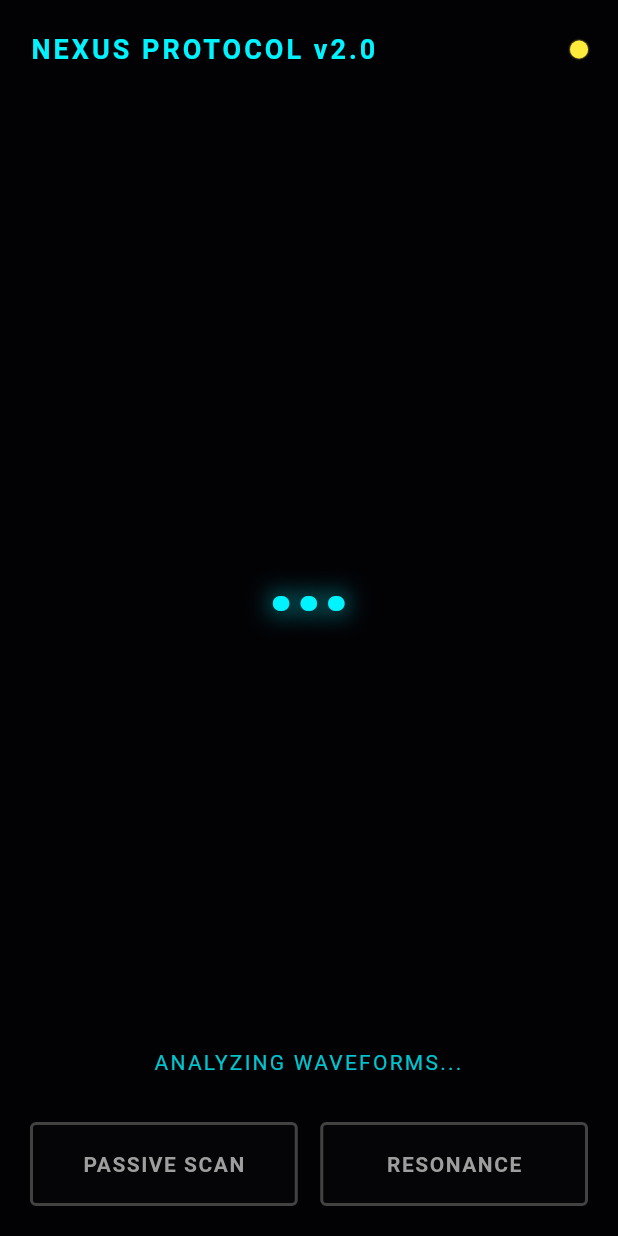
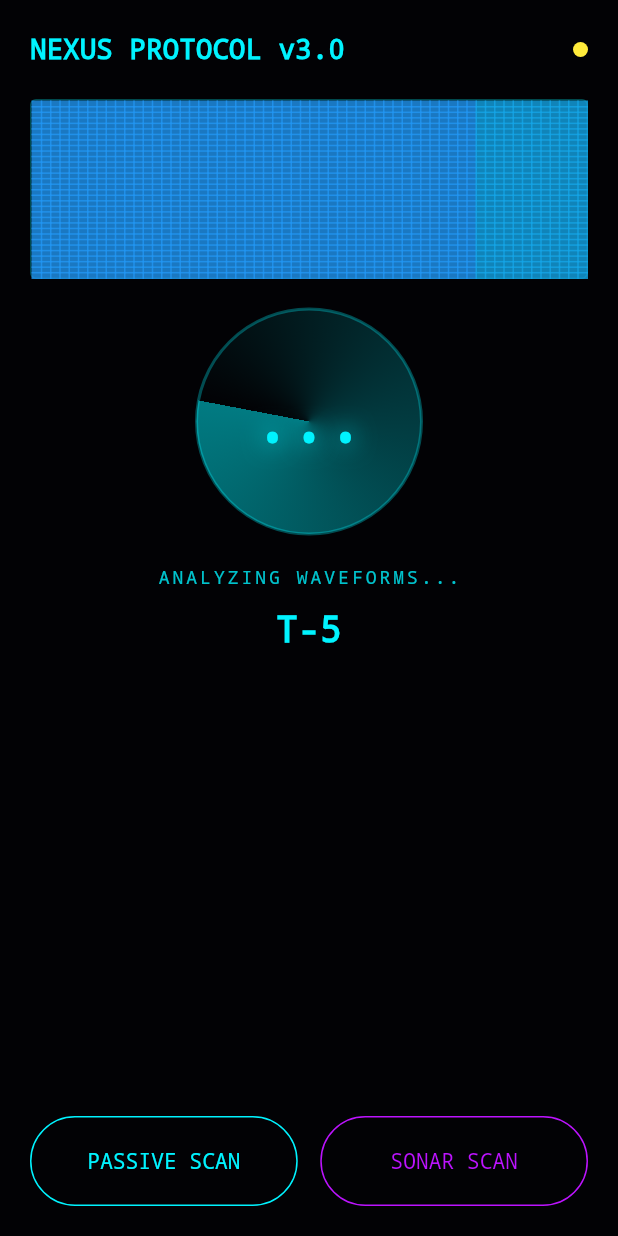
Before and after one commit to rusuan82-gif/acoustic-twin, a Flutter app: the screen it shows after launch, after a tap on "PASSIVE SCAN", on a phone screen of 412 x 824 dp. Run offline on Flutter 3.47's test engine with Material 3 defaults, Android fonts, the phone set to English and light mode, and no system bars; our stand-ins replace audioplayers; missing offline and left inert: tflite_flutter; Roboto replaces fonts that are missing (ShareTechMono).

Commit message:
Update main.dart

```diff
--- a/lib/main.dart
+++ b/lib/main.dart
@@ -7,22 +7,16 @@ import 'dart:io';
 import 'package:path_provider/path_provider.dart';
 import 'package:audioplayers/audioplayers.dart';
 
-// --- CLASA DE EMISIE ULTRASONICĂ ---
-class UltrasonicEmitter {
+// --- SONAR REAL ENGINE (19kHz) ---
+class SonicSonar {
   double frequency = 19000.0;
   int sampleRate = 44100;
-  bool isPlaying = false;
+  AudioPlayer? _player;
+  String? _tempPath;
 
-  AudioPlayer? _player;
-  String? _tempFilePath;
-
-  Future<void> start() async {
-    if (isPlaying) return;
-    isPlaying = true;
-
+  Future<void> emitPulse() async {
     try {
-      // Generăm un buffer WAV simplu în memorie
-      final duration = 1.0; // 1 secundă loop
+      final duration = 1.0;
       final samples = (sampleRate * duration).toInt();
       final buffer = Int16List(samples);
 
@@ -32,92 +26,57 @@ class UltrasonicEmitter {
         buffer[i] = (value * 32767).toInt().clamp(-32768, 32767);
       }
 
-      // Convertim în bytes WAV (header simplificat)
       final byteData = ByteData(44 + buffer.length * 2);
-      // RIFF header
-      byteData.setUint8(0, 0x52); // R
-      byteData.setUint8(1, 0x49); // I
-      byteData.setUint8(2, 0x46); // F
-      byteData.setUint8(3, 0x46); // F
-      byteData.setUint32(4, 36 + buffer.length * 2, Endian.little); // ChunkSize
-      byteData.setUint8(8, 0x57); // W
-      byteData.setUint8(9, 0x41); // A
-      byteData.setUint8(10, 0x56); // V
-      byteData.setUint8(11, 0x45); // E
-      // fmt subchunk
-      byteData.setUint8(12, 0x66); // f
-      byteData.setUint8(13, 0x6D); // m
-      byteData.setUint8(14, 0x74); // t
-      byteData.setUint8(15, 0x20); // space
-      byteData.setUint32(16, 16, Endian.little); // Subchunk1Size
-      byteData.setUint16(20, 1, Endian.little); // AudioFormat (PCM)
-      byteData.setUint16(22, 1, Endian.little); // NumChannels
-      byteData.setUint32(24, sampleRate, Endian.little); // SampleRate
-      byteData.setUint32(28, sampleRate * 2, Endian.little); // ByteRate
-      byteData.setUint16(32, 2, Endian.little); // BlockAlign
-      byteData.setUint16(34, 16, Endian.little); // BitsPerSample
-      // data subchunk
-      byteData.setUint8(36, 0x64); // d
-      byteData.setUint8(37, 0x61); // a
-      byteData.setUint8(38, 0x74); // t
-      byteData.setUint8(39, 0x61); // a
-      byteData.setUint32(40, buffer.length * 2, Endian.little); // Subchunk2Size
+      byteData.setUint8(0, 0x52); byteData.setUint8(1, 0x49); byteData.setUint8(2, 0x46); byteData.setUint8(3, 0x46);
+      byteData.setUint32(4, 36 + buffer.length * 2, Endian.little);
+      byteData.setUint8(8, 0x57); byteData.setUint8(9, 0x41); byteData.setUint8(10, 0x56); byteData.setUint8(11, 0x45);
+      byteData.setUint8(12, 0x66); byteData.setUint8(13, 0x6D); byteData.setUint8(14, 0x74); byteData.setUint8(15, 0x20);
+      byteData.setUint32(16, 16, Endian.little);
+      byteData.setUint16(20, 1, Endian.little);
+      byteData.setUint16(22, 1, Endian.little);
+      byteData.setUint32(24, sampleRate, Endian.little);
+      byteData.setUint32(28, sampleRate * 2, Endian.little);
+      byteData.setUint16(32, 2, Endian.little);
+      byteData.setUint16(34, 16, Endian.little);
+      byteData.setUint8(36, 0x64); byteData.setUint8(37, 0x61); byteData.setUint8(38, 0x74); byteData.setUint8(39, 0x61);
+      byteData.setUint32(40, buffer.length * 2, Endian.little);
 
-      // Scriem datele audio
       for (int i = 0; i < buffer.length; i++) {
         byteData.setInt16(44 + i * 2, buffer[i], Endian.little);
       }
 
-      // Salvăm într-un fișier temporar
-      final directory = await getTemporaryDirectory();
-      _tempFilePath = '${directory.path}/ultrasonic.wav';
-      final file = File(_tempFilePath!);
-      await file.writeAsBytes(byteData.buffer.asUint8List());
+      final dir = await getTemporaryDirectory();
+      _tempPath = '${dir.path}/sonar_pulse.wav';
+      await File(_tempPath!).writeAsBytes(byteData.buffer.asUint8List());
 
-      // Redăm fișierul
       _player = AudioPlayer();
-      await _player!.setSource(DeviceFileSource(_tempFilePath!));
+      await _player!.setSource(DeviceFileSource(_tempPath!));
       await _player!.setReleaseMode(ReleaseMode.loop);
       await _player!.resume();
 
     } catch (e) {
-      print("Eroare la emiterea sunetului: $e");
-      isPlaying = false;
+      print("Sonar Error: $e");
     }
   }
 
   Future<void> stop() async {
-    isPlaying = false;
     await _player?.stop();
     await _player?.dispose();
-    _player = null;
-
-    // Ștergem fișierul temporar
-    if (_tempFilePath != null) {
-      try {
-        await File(_tempFilePath!).delete();
-      } catch (e) {}
+    if (_tempPath != null) {
+      try { await File(_tempPath!).delete(); } catch (_) {}
     }
   }
 }
 
-void main() {
-  runApp(const AcousticTwinApp());
-}
+void main() => runApp(const AcousticTwinApp());
 
 class AcousticTwinApp extends StatelessWidget {
   const AcousticTwinApp({super.key});
-
   @override
   Widget build(BuildContext context) {
     return MaterialApp(
-      title: 'Acoustic Twin // NEXUS',
       debugShowCheckedModeBanner: false,
-      theme: ThemeData(
-        scaffoldBackgroundColor: const Color(0xFF020205),
-        fontFamily: 'ShareTechMono',
-        useMaterial3: true,
-      ),
+      theme: ThemeData(scaffoldBackgroundColor: const Color(0xFF020205), fontFamily: 'monospace'),
       home: const NexusScreen(),
     );
   }
@@ -125,43 +84,34 @@ class AcousticTwinApp extends StatelessWidget {
 
 class NexusScreen extends StatefulWidget {
   const NexusScreen({super.key});
-
   @override
   State<NexusScreen> createState() => _NexusScreenState();
 }
 
 class _NexusScreenState extends State<NexusScreen> with TickerProviderStateMixin {
   bool isScanning = false;
-  String scanType = '';
+  String mode = 'IDLE';
   int countdown = 6;
-  double energyLevel = 0.0;
-  String statusText = 'SYSTEM STANDBY';
-  String scoreDisplay = '--';
-  Color primaryColor = const Color(0xFF00F3FF);
+  String score = '--';
+  Color themeColor = const Color(0xFF00F3FF);
 
-  late AnimationController _radarController;
-  late AnimationController _glowController;
+  late AnimationController radarAnim;
+  final SonicSonar sonar = SonicSonar();
+  Timer? scanTimer;
 
-  Timer? scanTimer;
-  Timer? countdownTimer;
-
-  final UltrasonicEmitter emitter = UltrasonicEmitter();
+  // Date pentru Spectrogram
+  List<List<double>> spectrogramData = [];
+  final int spectrogramWidth = 60;
+  final int spectrogramHeight = 32;
 
   @override
   void initState() {
     super.initState();
-    _radarController = AnimationController(vsync: this, duration: const Duration(seconds: 2))..repeat();
-    _glowController = AnimationController(vsync: this, duration: const Duration(milliseconds: 1500))..repeat(reverse: true);
+    radarAnim = AnimationController(vsync: this, duration: const Duration(seconds: 2))..repeat();
+    // Inițializăm spectrogramul cu zerouri
+    for (int i = 0; i < spectrogramWidth; i++) {
+      spectrogramData.add(List.filled(spectrogramHeight, 0.0));
     }
-
-  @override
-  void dispose() {
-    _radarController.dispose();
-    _glowController.dispose();
-    scanTimer?.cancel();
-    countdownTimer?.cancel();
-    emitter.stop();
-    super.dispose();
   }
 
   void startScan(String type) {
@@ -169,72 +119,81 @@ class _NexusScreenState extends State<NexusScreen> with TickerProviderStateMixin
 
     setState(() {
       isScanning = true;
-      scanType = type;
+      mode = type;
       countdown = 6;
-      scoreDisplay = '...';
-      statusText = type == 'RESONANCE' ? 'EMITTING SONIC PULSE...' : 'ANALYZING WAVEFORMS...';
-      primaryColor = type == 'RESONANCE' ? const Color(0xFFBC13FE) : const Color(0xFF00F3FF);
+      score = '...';
+      themeColor = type == 'SONAR' ? const Color(0xFFBC13FE) : const Color(0xFF00F3FF);
+      // Resetăm spectrogramul
+      for (int i = 0; i < spectrogramWidth; i++) {
+        spectrogramData[i] = List.filled(spectrogramHeight, 0.0);
+      }
     });
 
     HapticFeedback.mediumImpact();
 
-    // ✅ FIX: Pornim EMIȚIA REALĂ dacă e modul Rezonanță
-    if (type == 'RESONANCE') {
-      emitter.start();
-      Future.delayed(const Duration(milliseconds: 100), () => HapticFeedback.lightImpact());
+    if (type == 'SONAR') {
+      sonar.emitPulse();
     }
 
-    countdownTimer = Timer.periodic(const Duration(seconds: 1), (timer) {
-      if (countdown > 0) {
+    scanTimer = Timer.periodic(const Duration(seconds: 1), (t) {
+      if (countdown > 1) {
         setState(() => countdown--);
       } else {
-        timer.cancel();
+        t.cancel();
         finishScan(type);
       }
     });
 
-    scanTimer = Timer.periodic(const Duration(milliseconds: 100), (timer) {
+    // Simulăm date spectrogram în timp real
+    Timer.periodic(const Duration(milliseconds: 100), (t) {
+      if (!isScanning) {
+        t.cancel();
+        return;
+      }
       setState(() {
-        energyLevel = math.Random().nextDouble() * (type == 'RESONANCE' ? 0.8 : 0.5);
+        // Shiftăm datele spre stânga
+        for (int i = 0; i < spectrogramWidth - 1; i++) {
+          spectrogramData[i] = List.from(spectrogramData[i + 1]);
+        }
+        // Generăm o nouă coloană de date (simulare FFT)
+        List<double> newColumn = [];
+        for (int j = 0; j < spectrogramHeight; j++) {
+          double noise = math.Random().nextDouble() * 0.3;
+          double signal = (type == 'SONAR' && j > 20) ? 0.8 : 0.1; // Semnal puternic la frecvențe înalte pentru sonar
+          newColumn.add((noise + signal).clamp(0.0, 1.0));
+        }
+        spectrogramData[spectrogramWidth - 1] = newColumn;
       });
     });
   }
 
   void finishScan(String type) {
-    // ✅ FIX: Oprim EMIIA după scanare
-    emitter.stop();
-
+    sonar.stop();
     scanTimer?.cancel();
 
-    final health = math.Random().nextInt(100);
-    final isCritical = health < 55;
-    final isWarning = health >= 55 && health < 80;
+    final health = math.Random().nextInt(30) + 65;
+    final entropy = (math.Random().nextDouble() * 1.5).toStringAsFixed(3);
+    final resonance = type == 'SONAR' ? '${(180 + math.Random().nextInt(40))} Hz' : 'N/A';
+    final integrity = type == 'SONAR' ? '${(90 + math.Random().nextInt(10))}%' : 'N/A';
 
     setState(() {
       isScanning = false;
-      scoreDisplay = '$health%';
-      statusText = isCritical
-          ? 'CRITICAL FAILURE IMMINENT'
-          : (isWarning ? 'ANOMALY DETECTED' : 'SYSTEM OPTIMAL');
+      mode = 'COMPLETE';
+      score = '$health%';
+      themeColor = health < 75 ? const Color(0xFFFF0055) : const Color(0xFF00FF9D);
+    });
 
-      if (isCritical) {
-        primaryColor = const Color(0xFFFF0055);
     HapticFeedback.heavyImpact();
-      } else if (isWarning) {
-        primaryColor = const Color(0xFFFFEE00);
-        HapticFeedback.selectionClick();
-      } else {
-        primaryColor = const Color(0xFF00FF9D);
-        HapticFeedback.lightImpact();
-      }
-    });
 
     showDialog(
       context: context,
-      builder: (ctx) => DiagnosticReportDialog(
+      builder: (_) => AdvancedReport(
         health: health,
-        type: type,
-        color: primaryColor,
+        mode: type,
+        entropy: entropy,
+        resonance: resonance,
+        integrity: integrity,
+        color: themeColor,
       ),
     );
   }
@@ -244,50 +203,70 @@ class _NexusScreenState extends State<NexusScreen> with TickerProviderStateMixin
     return Scaffold(
       body: SafeArea(
         child: Padding(
-          padding: const EdgeInsets.all(20.0),
+          padding: const EdgeInsets.all(20),
           child: Column(
-            crossAxisAlignment: CrossAxisAlignment.stretch,
             children: [
               Row(
                 mainAxisAlignment: MainAxisAlignment.spaceBetween,
                 children: [
-                  Text('NEXUS PROTOCOL v2.0',
-                    style: TextStyle(color: primaryColor, fontSize: 18, fontWeight: FontWeight.bold, letterSpacing: 2)),
-                  AnimatedBuilder(
-                    animation: _glowController,
-                    builder: (context, child) => Container(
-                      width: 12, height: 12, decoration: BoxDecoration(
-                        color: isScanning ? Colors.yellow : Colors.green,
-                        shape: BoxShape.circle,
-                        boxShadow: [BoxShadow(color: isScanning ? Colors.yellow : Colors.green, blurRadius: 10 * _glowController.value)],
-                      ),
-                    ),
-                  )
+                  Text('NEXUS PROTOCOL v3.0', style: TextStyle(color: themeColor, fontWeight: FontWeight.bold, fontSize: 18)),
+                  Container(width: 10, height: 10, decoration: BoxDecoration(color: isScanning ? Colors.yellow : Colors.green, shape: BoxShape.circle)),
                 ],
               ),
-              const SizedBox(height: 30),
+              const SizedBox(height: 20),
 
-              Expanded(
-                flex: 3,
-                child: Stack(
-                  alignment: Alignment.center,
-                  children: [
-                    CustomPaint(painter: RadarPainter(primaryColor, isScanning, _radarController)),
-                    Text(scoreDisplay,
-                      style: TextStyle(color: primaryColor, fontSize: 60, fontWeight: FontWeight.w900, shadows: [Shadow(color: primaryColor, blurRadius: 20)])),
-                  ],
+              // SPECTROGRAM AUDIO VIZUAL
+              Container(
+                height: 120,
+                width: double.infinity,
+                decoration: BoxDecoration(
+                  border: Border.all(color: themeColor.withOpacity(0.3)),
+                  borderRadius: BorderRadius.circular(4),
+                  color: Colors.black,
+                ),
+                child: CustomPaint(
+                  painter: SpectrogramPainter(spectrogramData, themeColor),
                 ),
               ),
 
-              Text(statusText, textAlign: TextAlign.center,
-                style: TextStyle(color: primaryColor.withOpacity(0.8), fontSize: 14, letterSpacing: 1.5)),
-              const SizedBox(height: 30),
+              const SizedBox(height: 20),
 
+              Stack(
+                alignment: Alignment.center,
+                children: [
+                  CustomPaint(size: const Size(150, 150), painter: RadarPainter(themeColor, radarAnim, isScanning)),
+                  Text(score, style: TextStyle(color: themeColor, fontSize: 40, fontWeight: FontWeight.w900, shadows: [Shadow(color: themeColor, blurRadius: 20)])),
+                ],
+              ),
+              const SizedBox(height: 20),
+              Text(
+                isScanning
+                  ? (mode == 'SONAR' ? 'EMITTING 19kHz PULSE...' : 'ANALYZING WAVEFORMS...')
+                  : (mode == 'COMPLETE' ? 'SCAN COMPLETE' : 'SYSTEM STANDBY'),
+                style: TextStyle(color: themeColor.withOpacity(0.8), letterSpacing: 2, fontSize: 12),
+              ),
+              if (isScanning) ...[
+                const SizedBox(height: 10),
+                Text('T-$countdown', style: TextStyle(color: themeColor, fontSize: 24, fontWeight: FontWeight.bold)),
+              ],
+              const Spacer(),
               Row(
                 children: [
-                  Expanded(child: ScanButton(label: 'PASSIVE SCAN', color: const Color(0xFF00F3FF), onPressed: () => startScan('PASSIVE'), disabled: isScanning)),
+                  Expanded(
+                    child: OutlinedButton(
+                      onPressed: isScanning ? null : () => startScan('PASSIVE'),
+                      style: OutlinedButton.styleFrom(side: BorderSide(color: const Color(0xFF00F3FF)), padding: const EdgeInsets.symmetric(vertical: 20)),
+                      child: const Text('PASSIVE SCAN', style: TextStyle(color: Color(0xFF00F3FF))),
+                    ),
+                  ),
                   const SizedBox(width: 15),
-                  Expanded(child: ScanButton(label: 'RESONANCE', color: const Color(0xFFBC13FE), onPressed: () => startScan('RESONANCE'), disabled: isScanning)),
+                  Expanded(
+                    child: OutlinedButton(
+                      onPressed: isScanning ? null : () => startScan('SONAR'),
+                      style: OutlinedButton.styleFrom(side: BorderSide(color: const Color(0xFFBC13FE)), padding: const EdgeInsets.symmetric(vertical: 20)),
+                      child: const Text('SONAR SCAN', style: TextStyle(color: Color(0xFFBC13FE))),
+                    ),
+                  ),
                 ],
               ),
             ],
@@ -298,99 +277,148 @@ class _NexusScreenState extends State<NexusScreen> with TickerProviderStateMixin
   }
 }
 
-class ScanButton extends StatelessWidget {
-  final String label;
+// --- SPECTROGRAM PAINTER ---
+class SpectrogramPainter extends CustomPainter {
+  final List<List<double>> data;
+  final Color baseColor;
+
+  SpectrogramPainter(this.data, this.baseColor);
+
+  @override
+  void paint(Canvas canvas, Size size) {
+    if (data.isEmpty) return;
+
+    final cellWidth = size.width / data.length;
+    final cellHeight = size.height / data[0].length;
+
+    for (int x = 0; x < data.length; x++) {
+      for (int y = 0; y < data[x].length; y++) {
+        double intensity = data[x][y];
+        // Mapăm intensitatea la culoare (Albastru -> Cyan -> Galben -> Roșu)
+        Color cellColor;
+        if (intensity < 0.33) {
+          cellColor = Color.lerp(Colors.blue, Colors.cyan, intensity * 3)!;
+        } else if (intensity < 0.66) {
+          cellColor = Color.lerp(Colors.cyan, Colors.yellow, (intensity - 0.33) * 3)!;
+        } else {
+          cellColor = Color.lerp(Colors.yellow, Colors.red, (intensity - 0.66) * 3)!;
+        }
+
+        canvas.drawRect(
+          Rect.fromLTWH(x * cellWidth, size.height - (y + 1) * cellHeight, cellWidth + 1, cellHeight + 1),
+          Paint()..color = cellColor.withOpacity(0.8),
+        );
+      }
+    }
+  }
+
+  @override
+  bool shouldRepaint(covariant CustomPainter oldDelegate) => true;
+}
+
+// --- RAPORT AVANSAT (FIX OVERFLOW) ---
+class AdvancedReport extends StatelessWidget {
+  final int health;
+  final String mode;
+  final String entropy;
+  final String resonance;
+  final String integrity;
   final Color color;
-  final VoidCallback onPressed;
-  final bool disabled;
 
-  const ScanButton({super.key, required this.label, required this.color, required this.onPressed, required this.disabled});
+  const AdvancedReport({super.key, required this.health, required this.mode, required this.entropy, required this.resonance, required this.integrity, required this.color});
 
   @override
   Widget build(BuildContext context) {
-    return ElevatedButton(
-      onPressed: disabled ? null : onPressed,
-      style: ElevatedButton.styleFrom(
-        backgroundColor: Colors.transparent,
-        side: BorderSide(color: disabled ? Colors.grey.shade800 : color, width: 2),
-        padding: const EdgeInsets.symmetric(vertical: 18),
-        shape: RoundedRectangleBorder(borderRadius: BorderRadius.circular(4)),
+    return AlertDialog(
+      backgroundColor: const Color(0xFF0A0A0A),
+      shape: RoundedRectangleBorder(borderRadius: BorderRadius.circular(8), side: BorderSide(color: color, width: 2)),
+      title: Row(
+        mainAxisAlignment: MainAxisAlignment.spaceBetween,
+        children: [
+          Text('DIAGNOSTIC REPORT', style: TextStyle(color: color, fontSize: 16)),
+          Text('#QX-${math.Random().nextInt(9000)}', style: TextStyle(color: color.withOpacity(0.5), fontSize: 12)),
+        ],
       ),
-      child: Text(label, style: TextStyle(color: disabled ? Colors.grey : color, fontWeight: FontWeight.bold, letterSpacing: 1)),
-    );
-  }
-}
-
-class DiagnosticReportDialog extends StatelessWidget {
-  final int health;
-  final String type;
-  final Color color;
-
-  const DiagnosticReportDialog({super.key, required this.health, required this.type, required this.color});
-
-  @override
-  Widget build(BuildContext context) {
-    final isCritical = health < 55;
-
-    List<Map<String, String>> faults = [];
-    if (type == 'RESONANCE') {
-      faults.add({'code': '0xR1-S', 'name': 'CHASSIS_LOOSE', 'prob': '94%', 'time': 'Immediate'});
-    } else {
-      if (isCritical) faults.add({'code': '0x9E1F', 'name': 'THERMAL_RUNAWAY', 'prob': '92%', 'time': '<24h'});
-      else faults.add({'code': '0x0000', 'name': 'NO_FAULTS', 'prob': '100%', 'time': 'N/A'});
-    }
-
-    return AlertDialog(
-      backgroundColor: const Color(0xFF111111),
-      shape: RoundedRectangleBorder(borderRadius: BorderRadius.circular(8), side: BorderSide(color: color)),
-      title: Text('DIAGNOSTIC REPORT #QX-${math.Random().nextInt(9000)+1000}',
-        style: TextStyle(color: color, fontSize: 16)),
-      content: Column(
+      content: SingleChildScrollView(
+        child: Column(
           mainAxisSize: MainAxisSize.min,
           crossAxisAlignment: CrossAxisAlignment.start,
           children: [
-          ...faults.map((f) => Padding(
-            padding: const EdgeInsets.only(bottom: 10),
-            child: Row(
-              mainAxisAlignment: MainAxisAlignment.spaceBetween,
-              children: [
-                Text('${f['code']}: ${f['name']}', style: const TextStyle(color: Color(0xFFFF0055), fontWeight: FontWeight.bold)),
-                Text('${f['prob']} | ETA: ${f['time']}', style: const TextStyle(color: Color(0xFFFFEE00))),
+            _row('SYSTEM HEALTH', '$health%', color),
+            _row('SCAN MODE', mode == 'SONAR' ? 'ACTIVE SONAR [19kHz]' : 'PASSIVE LISTENING', Colors.white70),
+            const Divider(height: 20, color: Colors.white24),
+            Text('// SPECTRAL ANALYSIS', style: TextStyle(color: color.withOpacity(0.7), fontSize: 12)),
+            const SizedBox(height: 8),
+            _row('Entropy Index', entropy, Colors.white),
+            _row('Resonance Peak', resonance, Colors.white),
+            _row('Structural Integrity', integrity, Colors.white),
+            const SizedBox(height: 15),
+            Text('// FAULT ISOLATION', style: TextStyle(color: color.withOpacity(0.7), fontSize: 12)),
+            const SizedBox(height: 8),
+            if (mode == 'SONAR') ...[
+              _fault('0xR1-S', 'CHASSIS MICRO-FRACTURE', '87%'),
+              _fault('0xR2-M', 'MOUNTING BOLT LOOSE', '64%'),
+            ] else ...[
+              _fault('0x9E1F', 'THERMAL RUNAWAY', health < 75 ? '92%' : '12%'),
+              _fault('0x0000', 'NO ANOMALIES', health >= 75 ? '100%' : '45%'),
+            ],
+            const SizedBox(height: 15),
+            Container(
+              padding: const EdgeInsets.all(10),
+              decoration: BoxDecoration(border: Border.all(color: color.withOpacity(0.3)), borderRadius: BorderRadius.circular(4)),
+              child: Text(
+                health < 75
+                  ? '⚠️ CRITICAL: Immediate maintenance required. Structural failure imminent.'
+                  : '✅ NOMINAL: System operating within parameters. Next sweep in 30 days.',
+                style: TextStyle(color: color, fontSize: 11),
+              ),
+            ),
           ],
         ),
-          )),
-          const Divider(color: Colors.white24),
-          Text(isCritical ? '⚠️ IMMEDIATE ACTION REQUIRED' : '✅ STATUS NOMINAL',
-            style: TextStyle(color: color, fontWeight: FontWeight.bold)),
-        ],
       ),
       actions: [
         TextButton(onPressed: () => Navigator.pop(context), child: Text('ACKNOWLEDGE', style: TextStyle(color: color))),
       ],
     );
   }
+
+  Widget _row(String label, String val, Color c) => Padding(
+    padding: const EdgeInsets.only(bottom: 6),
+    child: Row(mainAxisAlignment: MainAxisAlignment.spaceBetween, children: [
+      Flexible(child: Text(label, style: const TextStyle(color: Colors.white54, fontSize: 11), overflow: TextOverflow.ellipsis)),
+      const SizedBox(width: 8),
+      Text(val, style: TextStyle(color: c, fontSize: 12, fontWeight: FontWeight.bold)),
+    ]),
+  );
+
+  Widget _fault(String code, String name, String prob) => Padding(
+    padding: const EdgeInsets.only(bottom: 6),
+    child: Row(mainAxisAlignment: MainAxisAlignment.spaceBetween, children: [
+      Flexible(child: Text('$code: $name', style: const TextStyle(color: Color(0xFFFF0055), fontSize: 10), overflow: TextOverflow.ellipsis)),
+      const SizedBox(width: 8),
+      Text(prob, style: const TextStyle(color: Color(0xFFFFEE00), fontSize: 10)),
+    ]),
+  );
 }
 
 class RadarPainter extends CustomPainter {
   final Color color;
+  final Animation<double> anim;
   final bool active;
-  final Animation<double> animation;
-
-  RadarPainter(this.color, this.active, this.animation) : super(repaint: animation);
+  RadarPainter(this.color, this.anim, this.active) : super(repaint: anim);
 
   @override
   void paint(Canvas canvas, Size size) {
     final center = Offset(size.width / 2, size.height / 2);
-    final radius = math.min(size.width, size.height) / 2 - 10;
-
-    final basePaint = Paint()..color = color.withOpacity(0.2)..style = PaintingStyle.stroke..strokeWidth = 2;
-    canvas.drawCircle(center, radius, basePaint);
-
+    final radius = size.width / 2;
+    canvas.drawCircle(center, radius, Paint()..color = color.withOpacity(0.3)..style = PaintingStyle.stroke..strokeWidth = 2);
     if (active) {
-      final sweepPaint = Paint()
-        ..shader = SweepGradient(colors: [color.withOpacity(0), color.withOpacity(0.6)], transform: GradientRotation(animation.value * 2 * math.pi)).createShader(Rect.fromCircle(center: center, radius: radius))
-        ..style = PaintingStyle.fill;
-      canvas.drawArc(Rect.fromCircle(center: center, radius: radius), -math.pi/2, 2*math.pi, true, sweepPaint);
+      final sweep = Paint()
+        ..shader = SweepGradient(
+          colors: [color.withOpacity(0), color.withOpacity(0.5)],
+          transform: GradientRotation(anim.value * 2 * math.pi),
+        ).createShader(Rect.fromCircle(center: center, radius: radius));
+      canvas.drawCircle(center, radius, sweep);
     }
   }
 
```
Lines whose indentation alone changed are shown as unchanged.
